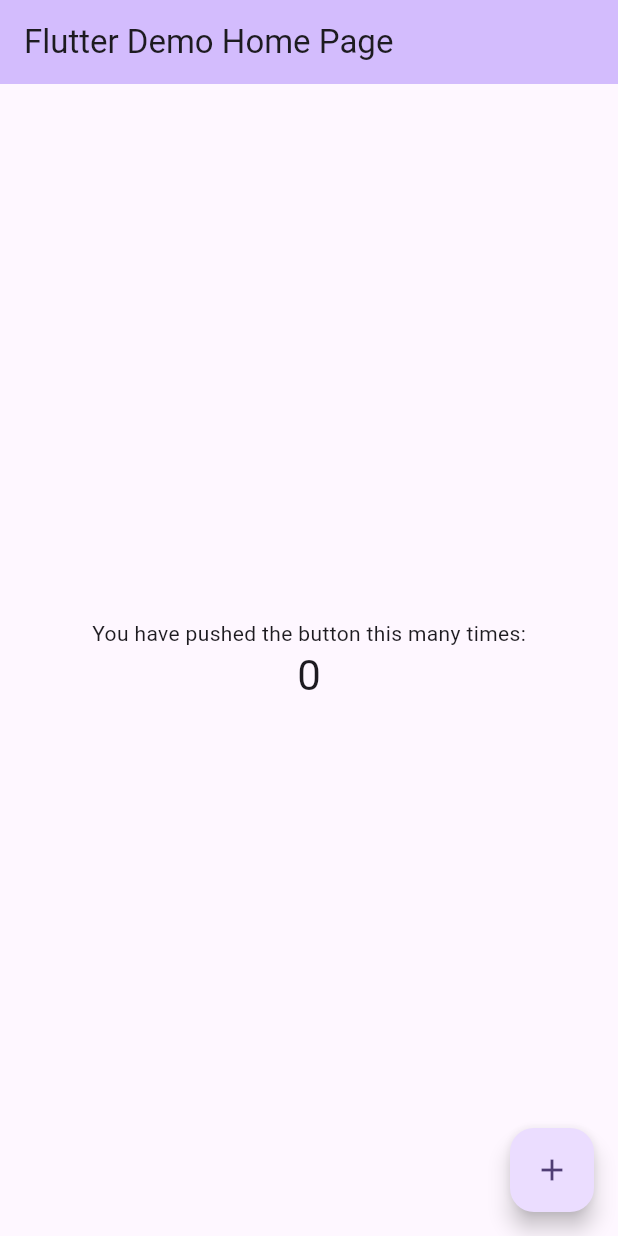
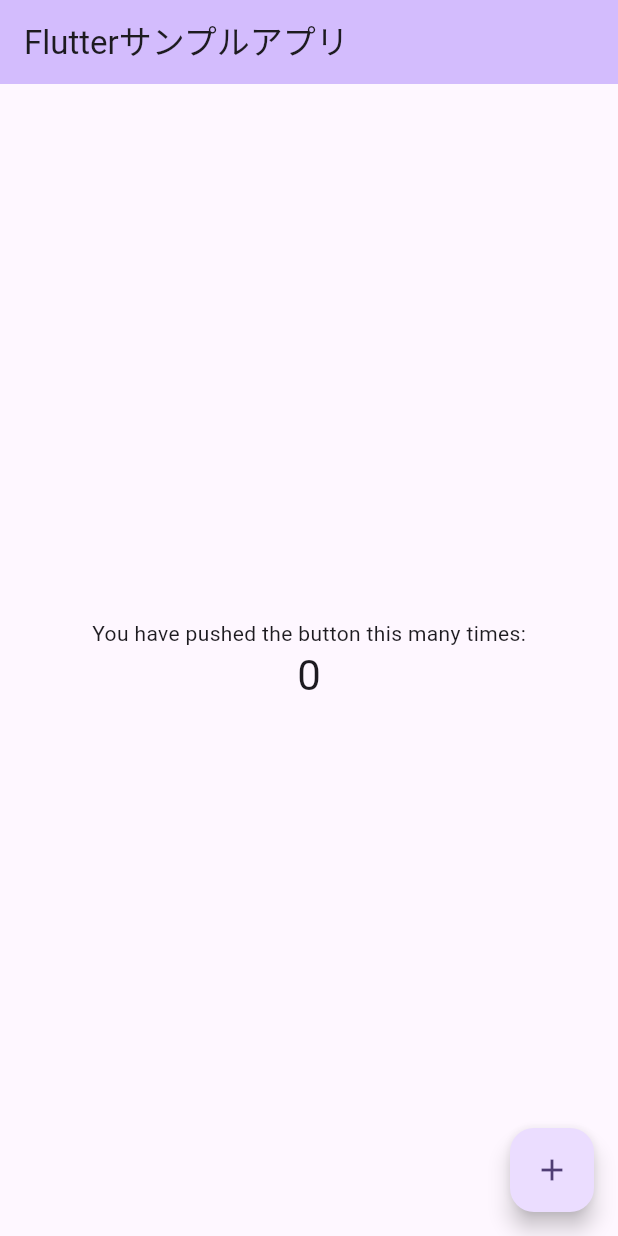
Before and after one commit to Niek7110/flutter-tutorials, a Flutter app: the screen it shows after launch, on a phone screen of 412 x 824 dp. Run offline on Flutter 3.47's test engine with Material 3 defaults, Android fonts, the phone set to English and light mode, and no system bars.

Commit message:
タイトル変更

```diff
--- a/flutter_tutorials/lib/main.dart
+++ b/flutter_tutorials/lib/main.dart
@@ -31,7 +31,7 @@ class MyApp extends StatelessWidget {
         colorScheme: ColorScheme.fromSeed(seedColor: Colors.deepPurple),
         useMaterial3: true,
       ),
-      home: const MyHomePage(title: 'Flutter Demo Home Page'),
+      home: const MyHomePage(title: 'Flutterサンプルアプリ'),
     );
   }
 }
```
